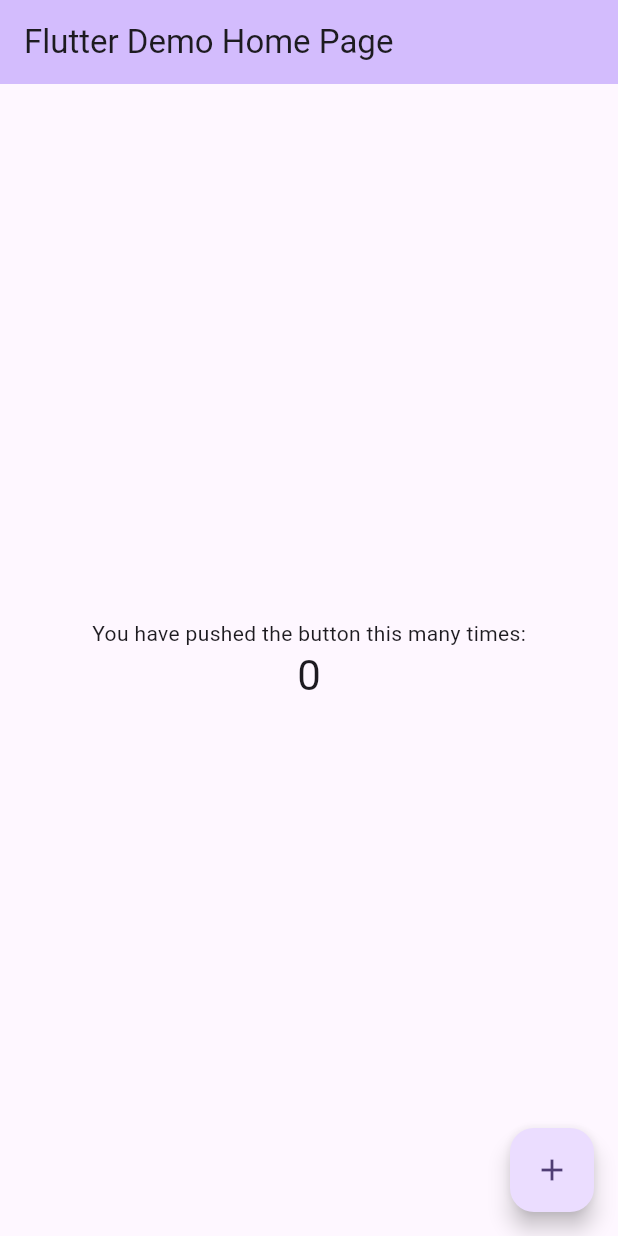
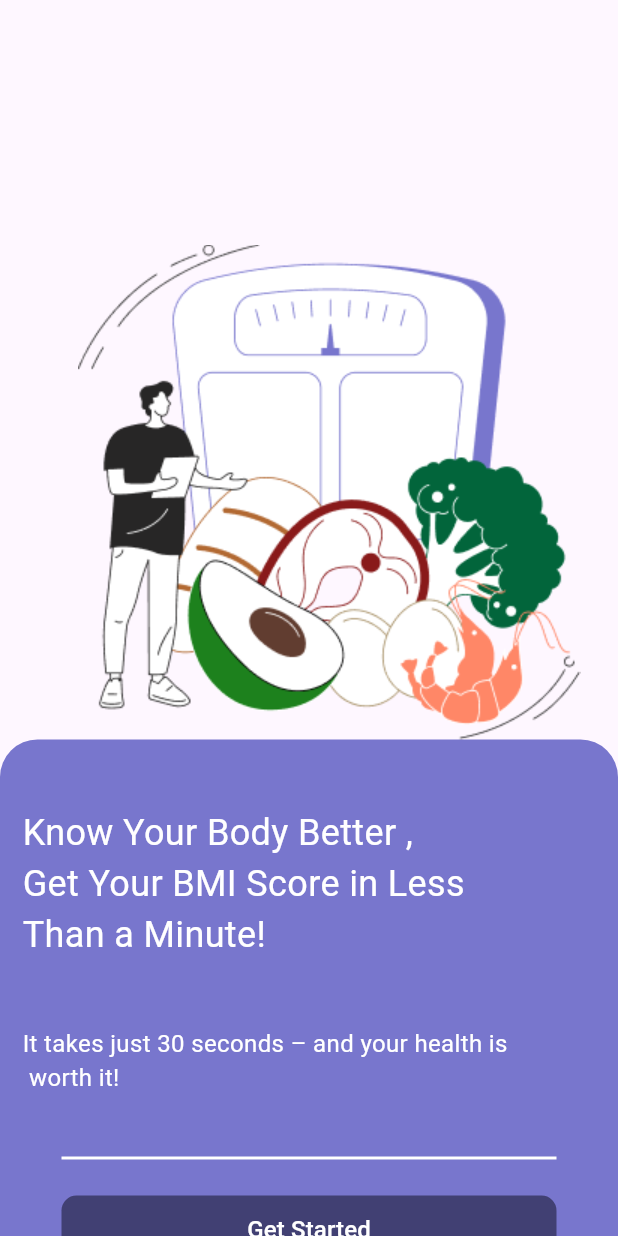
Before and after one commit to MohammedEmadSelim/bmi, a Flutter app: the screen it shows after launch, on a phone screen of 412 x 824 dp. Run offline on Flutter 3.47's test engine with Material 3 defaults, Android fonts, the phone set to English and light mode, and no system bars.

Commit message:
Add BMI feature screens (onboarding, form, result), All Completed

```diff
--- /dev/null
+++ b/lib/core/app_const.dart
@@ -0,0 +1,10 @@
+import 'dart:ui';
+class AppColors{
+  static Color primary= Color(0xffE5EAFA);
+  static Color darkGreen= Color(0xff093824);
+  static Color lightGreen= Color(0xff01502E);
+  static Color lightBlue= Color(0xff119DA4);
+  static Color burble= Color(0xff414073);
+  static Color lightBurble= Color(0xff7876CD);
+  static Color brown= Color(0xffBF4E30);
+}
--- /dev/null
+++ b/lib/features/on_boarding_screen.dart
@@ -0,0 +1,72 @@
+import 'package:bmi/core/app_const.dart';
+import 'package:bmi/shared/custom_text_button.dart';
+import 'package:bmi/features/bmi_form_screen.dart';
+import 'package:flutter/material.dart';
+
+class OnBoardingScreen extends StatelessWidget {
+  const OnBoardingScreen({super.key});
+
+  @override
+  Widget build(BuildContext context) {
+    return Scaffold(
+      body: Column(
+        children: [
+          Padding(
+            padding: const EdgeInsets.only(top: 163, left: 27),
+            child: Image.asset('assets/images/first_img.png'),
+          ),
+          Expanded(
+            child: Container(
+              width: double.infinity,
+              decoration: BoxDecoration(
+                color: AppColors.lightBurble,
+                borderRadius: BorderRadius.only(
+                  topLeft: Radius.circular(25),
+                  topRight: Radius.circular(25),
+                ),
+              ),
+              child: Column(
+                crossAxisAlignment: CrossAxisAlignment.start,
+                children: [
+                  Padding(
+                    padding: const EdgeInsets.only(top: 45, left: 15),
+                    child: Text(
+                      'Know Your Body Better ,\nGet Your BMI Score in Less \nThan a Minute!',
+                      style: TextStyle(fontSize: 24, color: Colors.white),
+                    ),
+                  ),
+                  SizedBox(height: 44),
+                  Padding(
+                    padding: const EdgeInsets.only(left: 15),
+                    child: Text(
+                      'It takes just 30 seconds – and your health is\n worth it!',
+                      style: TextStyle(color: Colors.white, fontSize: 16),
+                    ),
+                  ),
+                  SizedBox(height: 43),
+                  Center(
+                    child: SizedBox(
+                      width: 330,
+                      child: Divider(
+                        height: 0,
+                        thickness: 2,
+                        color: Colors.white,
+                      ),
+                    ),
+                  ),
+                  SizedBox(height: 24),
+                  CustomTextButton(
+                    text: 'Get Started',
+                    onPressed: () {
+                      Navigator.pushReplacementNamed(context, '/home');
+                    },
+                  ),
+                ],
+              ),
+            ),
+          ),
+        ],
+      ),
+    );
+  }
+}
--- a/lib/main.dart
+++ b/lib/main.dart
@@ -1,3 +1,6 @@
+import 'package:bmi/features/bmi_result_screen.dart';
+import 'package:bmi/features/bmi_form_screen.dart';
+import 'package:bmi/features/on_boarding_screen.dart';
 import 'package:flutter/material.dart';
 
 void main() {
@@ -6,117 +9,16 @@ void main() {
 
 class MyApp extends StatelessWidget {
   const MyApp({super.key});
-
-  // This widget is the root of your application.
   @override
   Widget build(BuildContext context) {
     return MaterialApp(
       title: 'Flutter Demo',
-      theme: ThemeData(
-        // This is the theme of your application.
-        //
-        // TRY THIS: Try running your application with "flutter run". You'll see
-        // the application has a purple toolbar. Then, without quitting the app,
-        // try changing the seedColor in the colorScheme below to Colors.green
-        // and then invoke "hot reload" (save your changes or press the "hot
-        // reload" button in a Flutter-supported IDE, or press "r" if you used
-        // the command line to start the app).
-        //
-        // Notice that the counter didn't reset back to zero; the application
-        // state is not lost during the reload. To reset the state, use hot
-        // restart instead.
-        //
-        // This works for code too, not just values: Most code changes can be
-        // tested with just a hot reload.
-        colorScheme: ColorScheme.fromSeed(seedColor: Colors.deepPurple),
-      ),
-      home: const MyHomePage(title: 'Flutter Demo Home Page'),
+      initialRoute: '/',
+      routes: {
+        '/':(context)=> const OnBoardingScreen(),
+        '/home': (context) => const HomeScreen(),
+        '/result': (context) => const BmiResultScreen(),
+      },
     );
   }
 }
-
-class MyHomePage extends StatefulWidget {
-  const MyHomePage({super.key, required this.title});
-
-  // This widget is the home page of your application. It is stateful, meaning
-  // that it has a State object (defined below) that contains fields that affect
-  // how it looks.
-
-  // This class is the configuration for the state. It holds the values (in this
-  // case the title) provided by the parent (in this case the App widget) and
-  // used by the build method of the State. Fields in a Widget subclass are
-  // always marked "final".
-
-  final String title;
-
-  @override
-  State<MyHomePage> createState() => _MyHomePageState();
-}
-
-class _MyHomePageState extends State<MyHomePage> {
-  int _counter = 0;
-
-  void _incrementCounter() {
-    setState(() {
-      // This call to setState tells the Flutter framework that something has
-      // changed in this State, which causes it to rerun the build method below
-      // so that the display can reflect the updated values. If we changed
-      // _counter without calling setState(), then the build method would not be
-      // called again, and so nothing would appear to happen.
-      _counter++;
-    });
-  }
-
-  @override
-  Widget build(BuildContext context) {
-    // This method is rerun every time setState is called, for instance as done
-    // by the _incrementCounter method above.
-    //
-    // The Flutter framework has been optimized to make rerunning build methods
-    // fast, so that you can just rebuild anything that needs updating rather
-    // than having to individually change instances of widgets.
-    return Scaffold(
-      appBar: AppBar(
-        // TRY THIS: Try changing the color here to a specific color (to
-        // Colors.amber, perhaps?) and trigger a hot reload to see the AppBar
-        // change color while the other colors stay the same.
-        backgroundColor: Theme.of(context).colorScheme.inversePrimary,
-        // Here we take the value from the MyHomePage object that was created by
-        // the App.build method, and use it to set our appbar title.
-        title: Text(widget.title),
-      ),
-      body: Center(
-        // Center is a layout widget. It takes a single child and positions it
-        // in the middle of the parent.
-        child: Column(
-          // Column is also a layout widget. It takes a list of children and
-          // arranges them vertically. By default, it sizes itself to fit its
-          // children horizontally, and tries to be as tall as its parent.
-          //
-          // Column has various properties to control how it sizes itself and
-          // how it positions its children. Here we use mainAxisAlignment to
-          // center the children vertically; the main axis here is the vertical
-          // axis because Columns are vertical (the cross axis would be
-          // horizontal).
-          //
-          // TRY THIS: Invoke "debug painting" (choose the "Toggle Debug Paint"
-          // action in the IDE, or press "p" in the console), to see the
-          // wireframe for each widget.
-          mainAxisAlignment: MainAxisAlignment.center,
-          children: <Widget>[
-            const Text('You have pushed the button this many times:'),
-            Text(
-              '$_counter',
-              style: Theme.of(context).textTheme.headlineMedium,
-            ),
-          ],
-        ),
-      ),
-      floatingActionButton: FloatingActionButton(
-        onPressed: _incrementCounter,
-        tooltip: 'Increment',
-        child: const Icon(Icons.add),
-      ), // This trailing comma makes auto-formatting nicer for build methods.
-    );
-  }
-}
--- /dev/null
+++ b/lib/shared/custom_text_button.dart
@@ -0,0 +1,29 @@
+import 'package:bmi/core/app_const.dart';
+import 'package:flutter/material.dart';
+
+class CustomTextButton extends StatelessWidget {
+  const CustomTextButton({required this.text,required this.onPressed,super.key});
+  final  VoidCallback onPressed;
+  final String text;
+
+  @override
+  Widget build(BuildContext context) {
+    return Center(
+      child: Container(
+        width: 330,
+        height: 45,
+        decoration: BoxDecoration(
+          color: AppColors.burble,
+          borderRadius: BorderRadius.circular(10),
+        ),
+        child: TextButton(
+          onPressed:onPressed,
+          child: Text(text ,style: TextStyle(
+            color: Colors.white,
+                fontSize: 16
+          ),),
+        ),
+      ),
+    );
+  }
+}
--- a/pubspec.yaml
+++ b/pubspec.yaml
@@ -58,8 +58,8 @@ flutter:
   uses-material-design: true
 
   # To add assets to your application, add an assets section, like this:
-  # assets:
-  #   - images/a_dot_burr.jpeg
+  assets:
+     - assets/images/
   #   - images/a_dot_ham.jpeg
 
   # An image asset can refer to one or more resolution-specific "variants", see
```
Also changed, not shown: lib/features/bmi_form_screen.dart (added, +156 -0 lines), lib/features/bmi_result_screen.dart (added, +195 -0 lines), lib/shared/custom_text_field.dart (added, +19 -0 lines), assets/images/BMI.png (added), assets/images/Vector.png (added), assets/images/female.png (added), assets/images/first_img.png (added), assets/images/male.png (added).
